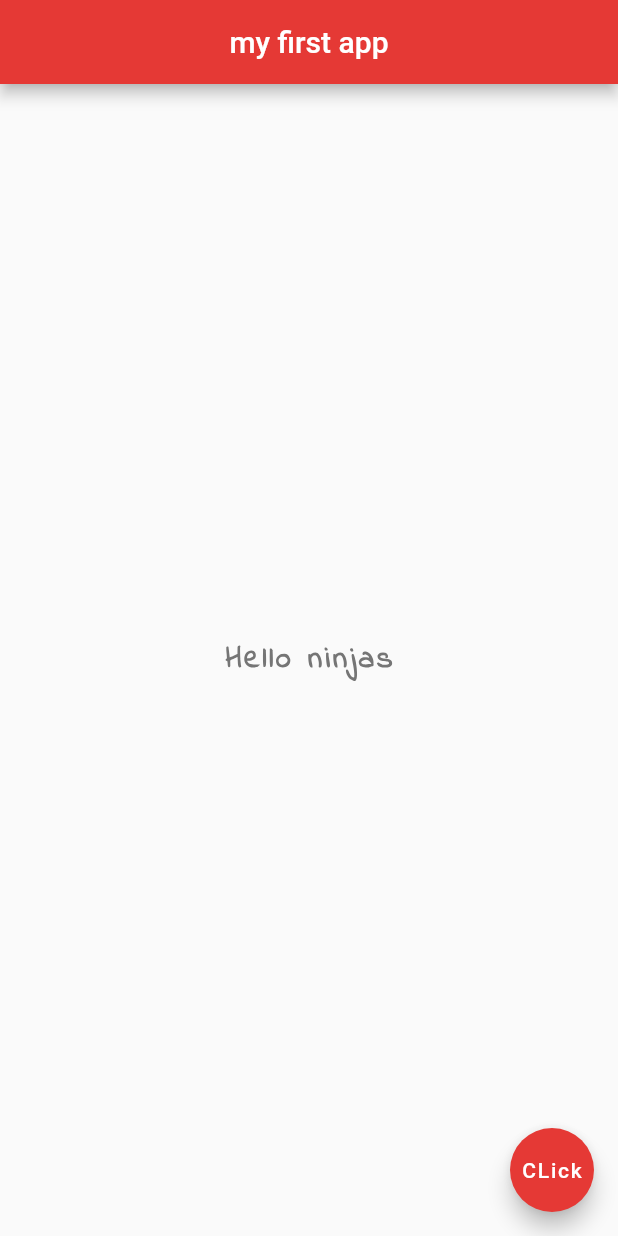
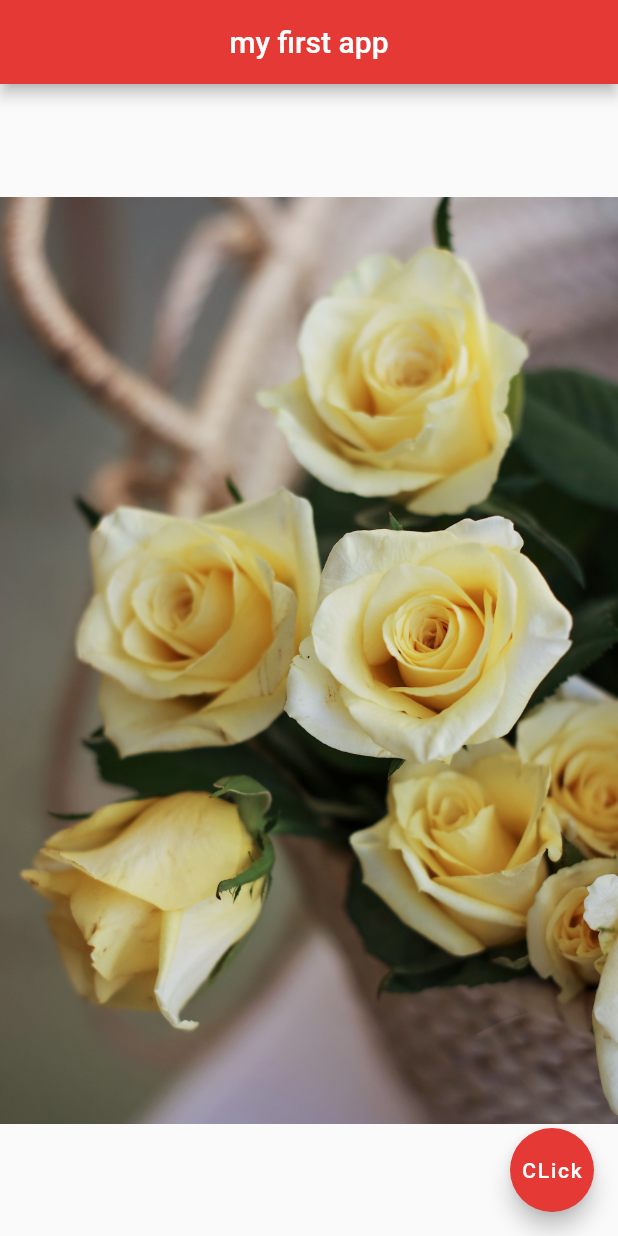
Before and after one commit to mahdibouaziz/flutter_ninja, a Flutter app: the screen it shows after launch, on a phone screen of 412 x 824 dp. Run offline on Flutter 3.47's test engine with Material 2 defaults, Android fonts, the phone set to English and light mode, and no system bars.

Commit message:
added images

```diff
--- a/lib/main.dart
+++ b/lib/main.dart
@@ -15,17 +15,10 @@ class Home extends StatelessWidget {
         centerTitle: true,
         backgroundColor: Colors.red[600],
       ),
-      body: Center(
-          child: Text(
-        "Hello ninjas",
-        style: TextStyle(
-          fontWeight: FontWeight.bold,
-          fontSize: 20.0,
-          letterSpacing: 2,
-          color: Colors.grey[600],
-          fontFamily: 'IndieFlower',
-        ),
-      )),
+      body: const Center(
+          child: Image(
+            image: AssetImage('assets/pic2.jpg'),)
+          ),
       floatingActionButton: FloatingActionButton(
         onPressed: () {},
         child: const Text('CLick'),
--- a/pubspec.yaml
+++ b/pubspec.yaml
@@ -56,9 +56,8 @@ flutter:
   uses-material-design: true
 
   # To add assets to your application, add an assets section, like this:
-  # assets:
-  #   - images/a_dot_burr.jpeg
-  #   - images/a_dot_ham.jpeg
+  assets:
+    - assets/
 
   # An image asset can refer to one or more resolution-specific "variants", see
   # https://flutter.dev/assets-and-images/#resolution-aware.
```
Also changed, not shown: assets/pic1.jpg (added), assets/pic2.jpg (added), assets/pic3.jpg (added).
